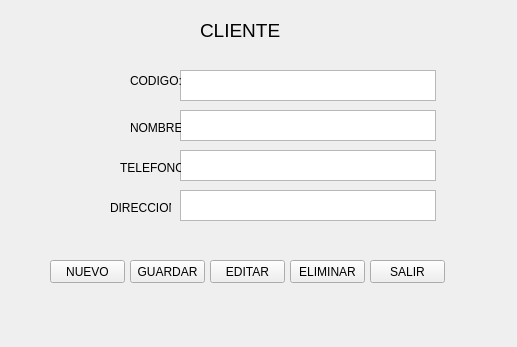
ksoriano55/BiblioData, file AppBiblioteca/frmcliente.ui: the form before one commit.
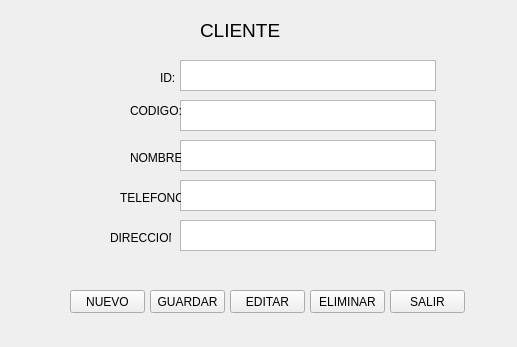
The form after the commit.

```diff
--- a/AppBiblioteca/frmcliente.ui
+++ b/AppBiblioteca/frmcliente.ui
@@ -35,7 +35,7 @@
    <property name="geometry">
     <rect>
      <x>180</x>
-     <y>70</y>
+     <y>100</y>
      <width>256</width>
      <height>31</height>
     </rect>
@@ -45,7 +45,7 @@
    <property name="geometry">
     <rect>
      <x>180</x>
-     <y>110</y>
+     <y>140</y>
      <width>256</width>
      <height>31</height>
     </rect>
@@ -55,7 +55,7 @@
    <property name="geometry">
     <rect>
      <x>180</x>
-     <y>150</y>
+     <y>180</y>
      <width>256</width>
      <height>31</height>
     </rect>
@@ -65,7 +65,7 @@
    <property name="geometry">
     <rect>
      <x>180</x>
-     <y>190</y>
+     <y>220</y>
      <width>256</width>
      <height>31</height>
     </rect>
@@ -75,7 +75,7 @@
    <property name="geometry">
     <rect>
      <x>130</x>
-     <y>70</y>
+     <y>100</y>
      <width>51</width>
      <height>21</height>
     </rect>
@@ -88,7 +88,7 @@
    <property name="geometry">
     <rect>
      <x>130</x>
-     <y>120</y>
+     <y>150</y>
      <width>51</width>
      <height>16</height>
     </rect>
@@ -101,7 +101,7 @@
    <property name="geometry">
     <rect>
      <x>120</x>
-     <y>160</y>
+     <y>190</y>
      <width>61</width>
      <height>16</height>
     </rect>
@@ -114,7 +114,7 @@
    <property name="geometry">
     <rect>
      <x>110</x>
-     <y>200</y>
+     <y>230</y>
      <width>61</width>
      <height>16</height>
     </rect>
@@ -126,8 +126,8 @@
   <widget class="QPushButton" name="pushButton">
    <property name="geometry">
     <rect>
-     <x>130</x>
-     <y>260</y>
+     <x>150</x>
+     <y>290</y>
      <width>75</width>
      <height>23</height>
     </rect>
@@ -139,8 +139,8 @@
   <widget class="QPushButton" name="pushButton_2">
    <property name="geometry">
     <rect>
-     <x>210</x>
-     <y>260</y>
+     <x>230</x>
+     <y>290</y>
      <width>75</width>
      <height>23</height>
     </rect>
@@ -152,8 +152,8 @@
   <widget class="QPushButton" name="pushButton_3">
    <property name="geometry">
     <rect>
-     <x>290</x>
-     <y>260</y>
+     <x>310</x>
+     <y>290</y>
      <width>75</width>
      <height>23</height>
     </rect>
@@ -165,8 +165,8 @@
   <widget class="QPushButton" name="pushButton_4">
    <property name="geometry">
     <rect>
-     <x>370</x>
-     <y>260</y>
+     <x>390</x>
+     <y>290</y>
      <width>75</width>
      <height>23</height>
     </rect>
@@ -178,8 +178,8 @@
   <widget class="QPushButton" name="pushButton_5">
    <property name="geometry">
     <rect>
-     <x>50</x>
-     <y>260</y>
+     <x>70</x>
+     <y>290</y>
      <width>75</width>
      <height>23</height>
     </rect>
@@ -188,6 +188,29 @@
     <string>NUEVO</string>
    </property>
   </widget>
+  <widget class="QLabel" name="label_6">
+   <property name="geometry">
+    <rect>
+     <x>160</x>
+     <y>70</y>
+     <width>21</width>
+     <height>16</height>
+    </rect>
+   </property>
+   <property name="text">
+    <string>ID:</string>
+   </property>
+  </widget>
+  <widget class="QTextBrowser" name="txtIdCliente">
+   <property name="geometry">
+    <rect>
+     <x>180</x>
+     <y>60</y>
+     <width>256</width>
+     <height>31</height>
+    </rect>
+   </property>
+  </widget>
  </widget>
  <resources/>
  <connections/>
```
Left out of the diff: 18 changed lines with no effect on the pictures.
